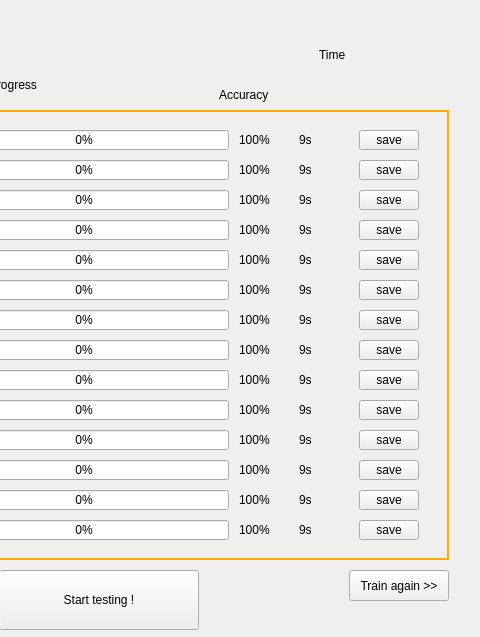
Before: the Qt Designer form SignalProcessor/trainingresultwidget.ui in fitsyu/Digiten3, drawn with Qt 5; both pictures show x 271 to 751 and y 0 to 637 of the 751 by 637 pixel window.
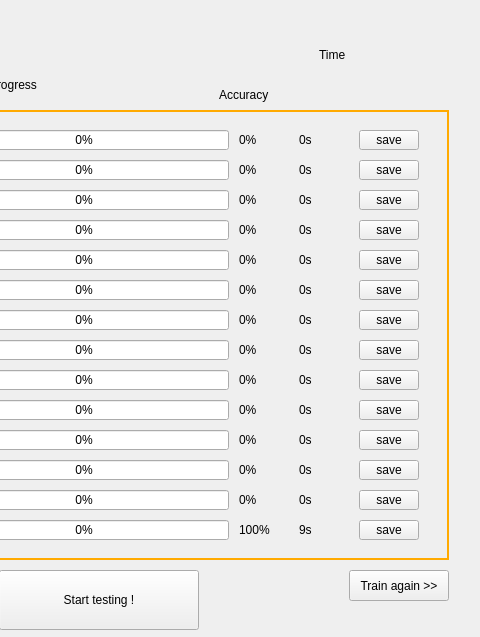
After: the same form once the commit is applied.

```diff
--- a/SignalProcessor/trainingresultwidget.ui
+++ b/SignalProcessor/trainingresultwidget.ui
@@ -430,7 +430,7 @@
      <string notr="true">font: 75 12pt &quot;Ubuntu&quot;;</string>
     </property>
     <property name="text">
-     <string>9s</string>
+     <string>0s</string>
     </property>
    </widget>
    <widget class="QLabel" name="accAB">
@@ -446,7 +446,7 @@
      <string notr="true">font: 75 12pt  &quot;Ubuntu&quot;;</string>
     </property>
     <property name="text">
-     <string>100%</string>
+     <string>0%</string>
     </property>
    </widget>
    <widget class="QLabel" name="tANBC">
@@ -462,7 +462,7 @@
      <string notr="true">font: 75 12pt &quot;Ubuntu&quot;;</string>
     </property>
     <property name="text">
-     <string>9s</string>
+     <string>0s</string>
     </property>
    </widget>
    <widget class="QLabel" name="accANBC">
@@ -478,7 +478,7 @@
      <string notr="true">font: 75 12pt  &quot;Ubuntu&quot;;</string>
     </property>
     <property name="text">
-     <string>100%</string>
+     <string>0%</string>
     </property>
    </widget>
    <widget class="QLabel" name="tBAG">
@@ -494,7 +494,7 @@
      <string notr="true">font: 75 12pt &quot;Ubuntu&quot;;</string>
     </property>
     <property name="text">
-     <string>9s</string>
+     <string>0s</string>
     </property>
    </widget>
    <widget class="QLabel" name="accBAG">
@@ -510,7 +510,7 @@
      <string notr="true">font: 75 12pt  &quot;Ubuntu&quot;;</string>
     </property>
     <property name="text">
-     <string>100%</string>
+     <string>0%</string>
     </property>
    </widget>
    <widget class="QLabel" name="tDT">
@@ -526,7 +526,7 @@
      <string notr="true">font: 75 12pt &quot;Ubuntu&quot;;</string>
     </property>
     <property name="text">
-     <string>9s</string>
+     <string>0s</string>
     </property>
    </widget>
    <widget class="QLabel" name="tFSM">
@@ -542,7 +542,7 @@
      <string notr="true">font: 75 12pt &quot;Ubuntu&quot;;</string>
     </property>
     <property name="text">
-     <string>9s</string>
+     <string>0s</string>
     </property>
    </widget>
    <widget class="QLabel" name="accFSM">
@@ -558,7 +558,7 @@
      <string notr="true">font: 75 12pt  &quot;Ubuntu&quot;;</string>
     </property>
     <property name="text">
-     <string>100%</string>
+     <string>0%</string>
     </property>
    </widget>
    <widget class="QLabel" name="tDTW">
@@ -574,7 +574,7 @@
      <string notr="true">font: 75 12pt &quot;Ubuntu&quot;;</string>
     </property>
     <property name="text">
-     <string>9s</string>
+     <string>0s</string>
     </property>
    </widget>
    <widget class="QLabel" name="accDTW">
@@ -590,7 +590,7 @@
      <string notr="true">font: 75 12pt  &quot;Ubuntu&quot;;</string>
     </property>
     <property name="text">
-     <string>100%</string>
+     <string>0%</string>
     </property>
    </widget>
    <widget class="QLabel" name="accDT">
@@ -606,7 +606,7 @@
      <string notr="true">font: 75 12pt  &quot;Ubuntu&quot;;</string>
     </property>
     <property name="text">
-     <string>100%</string>
+     <string>0%</string>
     </property>
    </widget>
    <widget class="QLabel" name="tGMM">
@@ -622,7 +622,7 @@
      <string notr="true">font: 75 12pt &quot;Ubuntu&quot;;</string>
     </property>
     <property name="text">
-     <string>9s</string>
+     <string>0s</string>
     </property>
    </widget>
    <widget class="QLabel" name="tHMMD">
@@ -638,7 +638,7 @@
      <string notr="true">font: 75 12pt &quot;Ubuntu&quot;;</string>
     </property>
     <property name="text">
-     <string>9s</string>
+     <string>0s</string>
     </property>
    </widget>
    <widget class="QLabel" name="accHMMD">
@@ -654,7 +654,7 @@
      <string notr="true">font: 75 12pt  &quot;Ubuntu&quot;;</string>
     </property>
     <property name="text">
-     <string>100%</string>
+     <string>0%</string>
     </property>
    </widget>
    <widget class="QLabel" name="tHMMC">
@@ -670,7 +670,7 @@
      <string notr="true">font: 75 12pt &quot;Ubuntu&quot;;</string>
     </property>
     <property name="text">
-     <string>9s</string>
+     <string>0s</string>
     </property>
    </widget>
    <widget class="QLabel" name="accHMMC">
@@ -686,7 +686,7 @@
      <string notr="true">font: 75 12pt  &quot;Ubuntu&quot;;</string>
     </property>
     <property name="text">
-     <string>100%</string>
+     <string>0%</string>
     </property>
    </widget>
    <widget class="QLabel" name="accGMM">
@@ -702,7 +702,7 @@
      <string notr="true">font: 75 12pt  &quot;Ubuntu&quot;;</string>
     </property>
     <property name="text">
-     <string>100%</string>
+     <string>0%</string>
     </property>
    </widget>
    <widget class="QLabel" name="tKNN">
@@ -718,7 +718,7 @@
      <string notr="true">font: 75 12pt &quot;Ubuntu&quot;;</string>
     </property>
     <property name="text">
-     <string>9s</string>
+     <string>0s</string>
     </property>
    </widget>
    <widget class="QLabel" name="tRF">
@@ -734,7 +734,7 @@
      <string notr="true">font: 75 12pt &quot;Ubuntu&quot;;</string>
     </property>
     <property name="text">
-     <string>9s</string>
+     <string>0s</string>
     </property>
    </widget>
    <widget class="QLabel" name="accRF">
@@ -750,7 +750,7 @@
      <string notr="true">font: 75 12pt  &quot;Ubuntu&quot;;</string>
     </property>
     <property name="text">
-     <string>100%</string>
+     <string>0%</string>
     </property>
    </widget>
    <widget class="QLabel" name="tMD">
@@ -766,7 +766,7 @@
      <string notr="true">font: 75 12pt &quot;Ubuntu&quot;;</string>
     </property>
     <property name="text">
-     <string>9s</string>
+     <string>0s</string>
     </property>
    </widget>
    <widget class="QLabel" name="accMD">
@@ -782,7 +782,7 @@
      <string notr="true">font: 75 12pt  &quot;Ubuntu&quot;;</string>
     </property>
     <property name="text">
-     <string>100%</string>
+     <string>0%</string>
     </property>
    </widget>
    <widget class="QLabel" name="accKNN">
@@ -798,7 +798,7 @@
      <string notr="true">font: 75 12pt  &quot;Ubuntu&quot;;</string>
     </property>
     <property name="text">
-     <string>100%</string>
+     <string>0%</string>
     </property>
    </widget>
    <widget class="QLabel" name="tSVM">
@@ -846,7 +846,7 @@
      <string notr="true">font: 75 12pt &quot;Ubuntu&quot;;</string>
     </property>
     <property name="text">
-     <string>9s</string>
+     <string>0s</string>
     </property>
    </widget>
    <widget class="QLabel" name="accSM">
@@ -862,7 +862,7 @@
      <string notr="true">font: 75 12pt  &quot;Ubuntu&quot;;</string>
     </property>
     <property name="text">
-     <string>100%</string>
+     <string>0%</string>
     </property>
    </widget>
    <widget class="QPushButton" name="uDTW">
```
